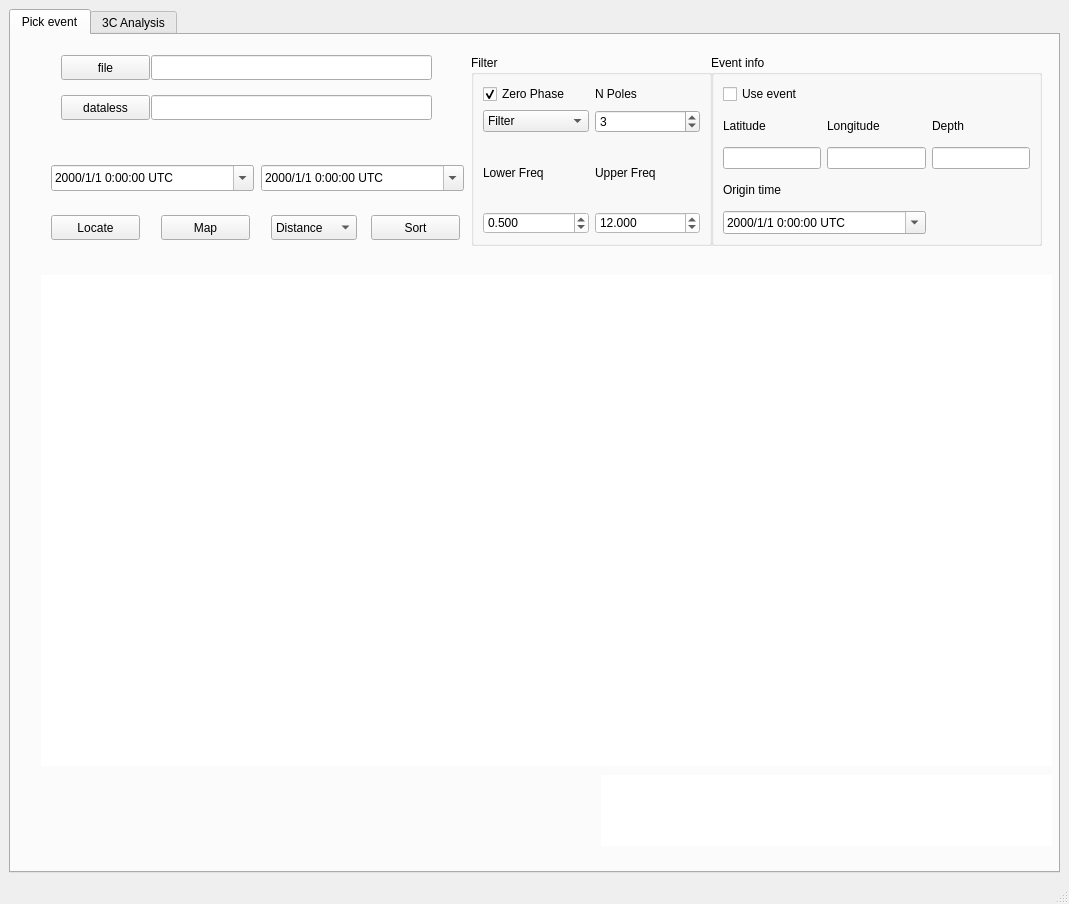
Qt form isp/resources/designer_uis/EarthquakeAnalysisFrame.ui (ProjectISP/ISP) before a commit.
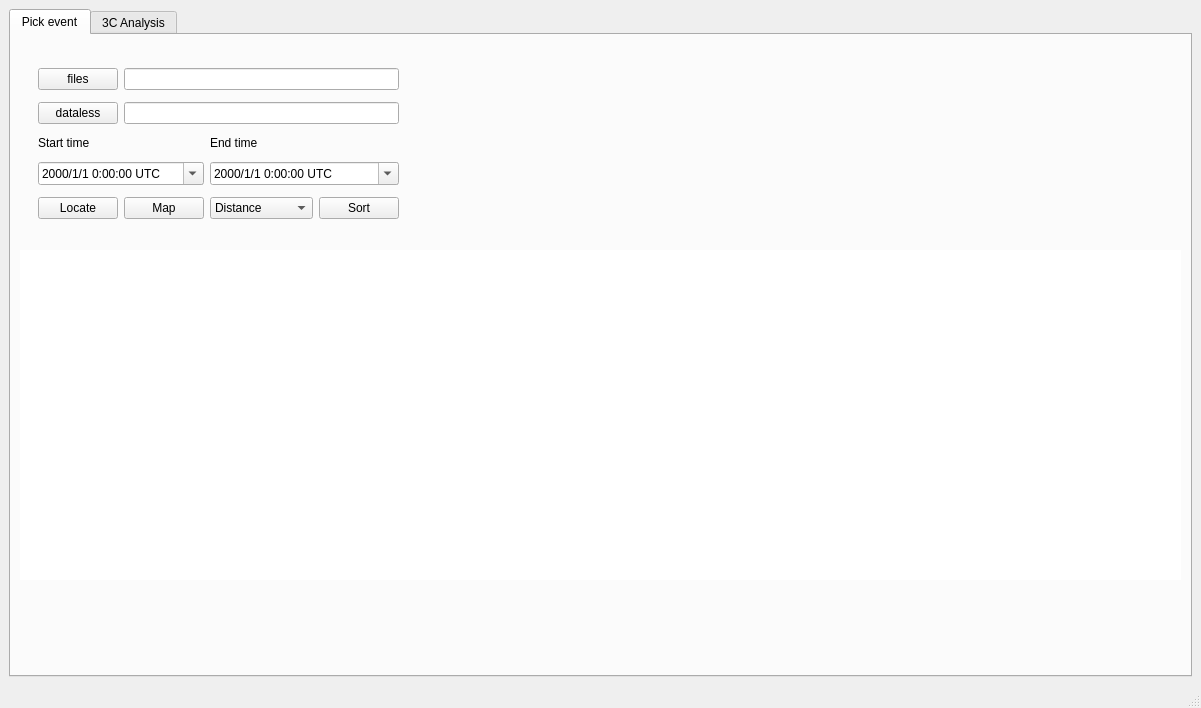
The same form after that commit.

Commit message:
Thiago - Added Two custom widgets: EventInfoBox and FilterBox.
- This widgets can be reused in other windows.

Diff of the .ui file:
```diff
--- a/isp/resources/designer_uis/EarthquakeAnalysisFrame.ui
+++ b/isp/resources/designer_uis/EarthquakeAnalysisFrame.ui
@@ -6,8 +6,8 @@
    <rect>
     <x>0</x>
     <y>0</y>
-    <width>1069</width>
-    <height>904</height>
+    <width>1201</width>
+    <height>708</height>
    </rect>
   </property>
   <property name="windowTitle">
@@ -24,413 +24,335 @@
        <attribute name="title">
         <string>Pick event</string>
        </attribute>
-       <widget class="QWidget" name="plotMatWidget" native="true">
-        <property name="geometry">
-         <rect>
-          <x>30</x>
-          <y>240</y>
-          <width>1011</width>
-          <height>491</height>
-         </rect>
-        </property>
-        <property name="styleSheet">
-         <string notr="true">QWidget{
-	background-color: rgb(255, 255, 255);
-}</string>
-        </property>
-        <layout class="QVBoxLayout" name="verticalLayout_6">
-         <item>
-          <layout class="QVBoxLayout" name="verticalLayout_5"/>
-         </item>
-        </layout>
-       </widget>
-       <widget class="QWidget" name="pagination_widget" native="true">
-        <property name="geometry">
-         <rect>
-          <x>590</x>
-          <y>740</y>
-          <width>451</width>
-          <height>71</height>
-         </rect>
-        </property>
-        <property name="styleSheet">
-         <string notr="true">QWidget{
-	background-color: rgb(255, 255, 255);
-}</string>
-        </property>
-        <layout class="QVBoxLayout" name="verticalLayout_4">
-         <item>
-          <layout class="QVBoxLayout" name="verticalLayout_3"/>
-         </item>
-        </layout>
-       </widget>
-       <widget class="QLineEdit" name="rootPathForm">
-        <property name="enabled">
-         <bool>true</bool>
-        </property>
-        <property name="geometry">
-         <rect>
-          <x>140</x>
-          <y>20</y>
-          <width>281</width>
-          <height>25</height>
-         </rect>
-        </property>
-        <property name="readOnly">
-         <bool>true</bool>
-        </property>
-       </widget>
-       <widget class="QPushButton" name="sortBtn">
-        <property name="geometry">
-         <rect>
-          <x>360</x>
-          <y>180</y>
-          <width>89</width>
-          <height>25</height>
-         </rect>
-        </property>
-        <property name="text">
-         <string>Sort</string>
-        </property>
-       </widget>
-       <widget class="QGroupBox" name="groupBox">
-        <property name="geometry">
-         <rect>
-          <x>700</x>
-          <y>20</y>
-          <width>331</width>
-          <height>191</height>
-         </rect>
-        </property>
-        <property name="title">
-         <string>Event info</string>
-        </property>
-        <layout class="QGridLayout" name="gridLayout">
-         <item row="5" column="0" colspan="2">
-          <widget class="QDateTimeEdit" name="dateTimeEdit">
-           <property name="currentSection">
-            <enum>QDateTimeEdit::YearSection</enum>
-           </property>
-           <property name="displayFormat">
-            <string>yyyy/M/d h:mm:ss UTC</string>
-           </property>
-           <property name="calendarPopup">
-            <bool>true</bool>
-           </property>
-           <property name="timeSpec">
-            <enum>Qt::LocalTime</enum>
-           </property>
-          </widget>
-         </item>
-         <item row="2" column="0">
-          <widget class="QLabel" name="label">
-           <property name="text">
-            <string>Latitude</string>
-           </property>
-          </widget>
-         </item>
-         <item row="2" column="2">
-          <widget class="QLabel" name="label_3">
-           <property name="text">
-            <string>Depth</string>
-           </property>
-          </widget>
-         </item>
-         <item row="3" column="2">
-          <widget class="QLineEdit" name="lineEdit_3"/>
-         </item>
-         <item row="3" column="0">
-          <widget class="QLineEdit" name="lineEdit"/>
-         </item>
-         <item row="3" column="1">
-          <widget class="QLineEdit" name="lineEdit_2"/>
-         </item>
-         <item row="2" column="1">
-          <widget class="QLabel" name="label_2">
-           <property name="text">
-            <string>Longitude</string>
-           </property>
-          </widget>
-         </item>
-         <item row="0" column="0">
-          <widget class="QCheckBox" name="checkBox">
-           <property name="text">
-            <string>Use event</string>
-           </property>
-          </widget>
-         </item>
-         <item row="4" column="0">
-          <widget class="QLabel" name="label_4">
-           <property name="text">
-            <string>Origin time</string>
-           </property>
-          </widget>
-         </item>
-        </layout>
-       </widget>
-       <widget class="QDateTimeEdit" name="dateTimeEdit_2">
-        <property name="geometry">
-         <rect>
-          <x>40</x>
-          <y>130</y>
-          <width>203</width>
-          <height>26</height>
-         </rect>
-        </property>
-        <property name="currentSection">
-         <enum>QDateTimeEdit::YearSection</enum>
-        </property>
-        <property name="displayFormat">
-         <string>yyyy/M/d h:mm:ss UTC</string>
-        </property>
-        <property name="calendarPopup">
-         <bool>true</bool>
-        </property>
-        <property name="timeSpec">
-         <enum>Qt::LocalTime</enum>
-        </property>
-       </widget>
-       <widget class="QPushButton" name="pushButton_4">
-        <property name="geometry">
-         <rect>
-          <x>150</x>
-          <y>180</y>
-          <width>89</width>
-          <height>25</height>
-         </rect>
-        </property>
-        <property name="text">
-         <string>Map</string>
-        </property>
-       </widget>
-       <widget class="QGroupBox" name="groupBox_2">
-        <property name="geometry">
-         <rect>
-          <x>460</x>
-          <y>20</y>
-          <width>241</width>
-          <height>191</height>
-         </rect>
-        </property>
-        <property name="title">
-         <string>Filter</string>
-        </property>
-        <layout class="QGridLayout" name="gridLayout_2">
-         <item row="3" column="1">
-          <widget class="QDoubleSpinBox" name="Freq2p1">
-           <property name="styleSheet">
-            <string notr="true">background-color: rgb(255, 255, 255);</string>
-           </property>
-           <property name="decimals">
-            <number>3</number>
-           </property>
-           <property name="minimum">
-            <double>0.001000000000000</double>
-           </property>
-           <property name="maximum">
-            <double>10000.000000000000000</double>
-           </property>
-           <property name="value">
-            <double>12.000000000000000</double>
-           </property>
-          </widget>
-         </item>
-         <item row="2" column="0">
-          <widget class="QLabel" name="label_5">
-           <property name="text">
-            <string>Lower Freq</string>
-           </property>
-          </widget>
-         </item>
-         <item row="1" column="0">
-          <widget class="QComboBox" name="comboBox_2">
+       <layout class="QVBoxLayout" name="verticalLayout_2">
+        <item>
+         <widget class="QWidget" name="widget" native="true">
+          <property name="sizePolicy">
+           <sizepolicy hsizetype="Preferred" vsizetype="Fixed">
+            <horstretch>0</horstretch>
+            <verstretch>0</verstretch>
+           </sizepolicy>
+          </property>
+          <property name="minimumSize">
+           <size>
+            <width>0</width>
+            <height>200</height>
+           </size>
+          </property>
+          <property name="maximumSize">
+           <size>
+            <width>16777215</width>
+            <height>16777215</height>
+           </size>
+          </property>
+          <layout class="QHBoxLayout" name="horizontalLayout">
            <item>
-            <property name="text">
-             <string>Filter</string>
-            </property>
+            <widget class="QWidget" name="widget_2" native="true">
+             <property name="sizePolicy">
+              <sizepolicy hsizetype="MinimumExpanding" vsizetype="Preferred">
+               <horstretch>0</horstretch>
+               <verstretch>0</verstretch>
+              </sizepolicy>
+             </property>
+             <layout class="QGridLayout" name="gridLayout_4">
+              <item row="0" column="0">
+               <widget class="QPushButton" name="selectDirBtn">
+                <property name="text">
+                 <string>files</string>
+                </property>
+               </widget>
+              </item>
+              <item row="0" column="1" colspan="3">
+               <widget class="QLineEdit" name="rootPathForm">
+                <property name="enabled">
+                 <bool>true</bool>
+                </property>
+                <property name="readOnly">
+                 <bool>true</bool>
+                </property>
+               </widget>
+              </item>
+              <item row="1" column="0">
+               <widget class="QPushButton" name="selectDatalessDirBtn">
+                <property name="text">
+                 <string>dataless</string>
+                </property>
+               </widget>
+              </item>
+              <item row="1" column="1" colspan="3">
+               <widget class="QLineEdit" name="datalessPathForm">
+                <property name="readOnly">
+                 <bool>true</bool>
+                </property>
+               </widget>
+              </item>
+              <item row="2" column="0">
+               <widget class="QLabel" name="label_11">
+                <property name="sizePolicy">
+                 <sizepolicy hsizetype="Preferred" vsizetype="Fixed">
+                  <horstretch>0</horstretch>
+                  <verstretch>0</verstretch>
+                 </sizepolicy>
+                </property>
+                <property name="text">
+                 <string>Start time</string>
+                </property>
+               </widget>
+              </item>
+              <item row="2" column="2">
+               <widget class="QLabel" name="label_12">
+                <property name="sizePolicy">
+                 <sizepolicy hsizetype="Preferred" vsizetype="Fixed">
+                  <horstretch>0</horstretch>
+                  <verstretch>0</verstretch>
+                 </sizepolicy>
+                </property>
+                <property name="text">
+                 <string>End time</string>
+                </property>
+               </widget>
+              </item>
+              <item row="3" column="0" colspan="2">
+               <widget class="QDateTimeEdit" name="dateTimeEdit_2">
+                <property name="currentSection">
+                 <enum>QDateTimeEdit::YearSection</enum>
+                </property>
+                <property name="displayFormat">
+                 <string>yyyy/M/d h:mm:ss UTC</string>
+                </property>
+                <property name="calendarPopup">
+                 <bool>true</bool>
+                </property>
+                <property name="timeSpec">
+                 <enum>Qt::LocalTime</enum>
+                </property>
+               </widget>
+              </item>
+              <item row="3" column="2" colspan="2">
+               <widget class="QDateTimeEdit" name="dateTimeEdit_3">
+                <property name="currentSection">
+                 <enum>QDateTimeEdit::YearSection</enum>
+                </property>
+                <property name="displayFormat">
+                 <string>yyyy/M/d h:mm:ss UTC</string>
+                </property>
+                <property name="calendarPopup">
+                 <bool>true</bool>
+                </property>
+                <property name="timeSpec">
+                 <enum>Qt::LocalTime</enum>
+                </property>
+               </widget>
+              </item>
+              <item row="4" column="0">
+               <widget class="QPushButton" name="pushButton_3">
+                <property name="text">
+                 <string>Locate</string>
+                </property>
+               </widget>
+              </item>
+              <item row="4" column="1">
+               <widget class="QPushButton" name="pushButton_4">
+                <property name="text">
+                 <string>Map</string>
+                </property>
+               </widget>
+              </item>
+              <item row="4" column="2">
+               <widget class="QComboBox" name="comboBox">
+                <item>
+                 <property name="text">
+                  <string>Distance</string>
+                 </property>
+                </item>
+                <item>
+                 <property name="text">
+                  <string>Back Azimuth</string>
+                 </property>
+                </item>
+               </widget>
+              </item>
+              <item row="4" column="3">
+               <widget class="QPushButton" name="sortBtn">
+                <property name="text">
+                 <string>Sort</string>
+                </property>
+               </widget>
+              </item>
+             </layout>
+            </widget>
            </item>
            <item>
-            <property name="text">
-             <string>Bandpass</string>
-            </property>
+            <widget class="QWidget" name="filterWidget" native="true">
+             <property name="sizePolicy">
+              <sizepolicy hsizetype="MinimumExpanding" vsizetype="Preferred">
+               <horstretch>0</horstretch>
+               <verstretch>0</verstretch>
+              </sizepolicy>
+             </property>
+             <property name="maximumSize">
+              <size>
+               <width>16777215</width>
+               <height>16777215</height>
+              </size>
+             </property>
+             <property name="styleSheet">
+              <string notr="true"/>
+             </property>
+             <layout class="QHBoxLayout" name="horizontalLayout_3">
+              <property name="spacing">
+               <number>0</number>
+              </property>
+              <property name="sizeConstraint">
+               <enum>QLayout::SetMinimumSize</enum>
+              </property>
+              <property name="leftMargin">
+               <number>0</number>
+              </property>
+              <property name="topMargin">
+               <number>0</number>
+              </property>
+              <property name="rightMargin">
+               <number>0</number>
+              </property>
+              <property name="bottomMargin">
+               <number>0</number>
+              </property>
+              <item>
+               <layout class="QHBoxLayout" name="horizontalLayout_2">
+                <property name="spacing">
+                 <number>0</number>
+                </property>
+                <property name="sizeConstraint">
+                 <enum>QLayout::SetMinimumSize</enum>
+                </property>
+               </layout>
+              </item>
+             </layout>
+            </widget>
            </item>
            <item>
-            <property name="text">
-             <string>Lowpass</string>
-            </property>
+            <widget class="QWidget" name="eventInfoWidget" native="true">
+             <property name="sizePolicy">
+              <sizepolicy hsizetype="MinimumExpanding" vsizetype="Preferred">
+               <horstretch>0</horstretch>
+               <verstretch>0</verstretch>
+              </sizepolicy>
+             </property>
+             <property name="maximumSize">
+              <size>
+               <width>16777215</width>
+               <height>16777215</height>
+              </size>
+             </property>
+             <property name="styleSheet">
+              <string notr="true"/>
+             </property>
+             <layout class="QHBoxLayout" name="horizontalLayout_4">
+              <property name="spacing">
+               <number>0</number>
+              </property>
+              <property name="sizeConstraint">
+               <enum>QLayout::SetMinimumSize</enum>
+              </property>
+              <property name="leftMargin">
+               <number>0</number>
+              </property>
+              <property name="topMargin">
+               <number>0</number>
+              </property>
+              <property name="rightMargin">
+               <number>0</number>
+              </property>
+              <property name="bottomMargin">
+               <number>0</number>
+              </property>
+              <item>
+               <layout class="QHBoxLayout" name="horizontalLayout_5">
+                <property name="spacing">
+                 <number>0</number>
+                </property>
+                <property name="sizeConstraint">
+                 <enum>QLayout::SetMinimumSize</enum>
+                </property>
+               </layout>
+              </item>
+             </layout>
+            </widget>
            </item>
-          </widget>
-         </item>
-         <item row="0" column="1">
-          <widget class="QLabel" name="label_7">
-           <property name="text">
-            <string>N Poles</string>
+          </layout>
+         </widget>
+        </item>
+        <item>
+         <widget class="QWidget" name="plotMatWidget" native="true">
+          <property name="sizePolicy">
+           <sizepolicy hsizetype="Preferred" vsizetype="MinimumExpanding">
+            <horstretch>0</horstretch>
+            <verstretch>0</verstretch>
+           </sizepolicy>
+          </property>
+          <property name="styleSheet">
+           <string notr="true">QWidget{
+	background-color: rgb(255, 255, 255);
+}</string>
+          </property>
+          <layout class="QVBoxLayout" name="verticalLayout_6">
+           <item>
+            <layout class="QVBoxLayout" name="verticalLayout_5"/>
+           </item>
+          </layout>
+         </widget>
+        </item>
+        <item alignment="Qt::AlignRight">
+         <widget class="QWidget" name="pagination_widget" native="true">
+          <property name="sizePolicy">
+           <sizepolicy hsizetype="Maximum" vsizetype="MinimumExpanding">
+            <horstretch>0</horstretch>
+            <verstretch>0</verstretch>
+           </sizepolicy>
+          </property>
+          <property name="minimumSize">
+           <size>
+            <width>500</width>
+            <height>0</height>
+           </size>
+          </property>
+          <property name="maximumSize">
+           <size>
+            <width>500</width>
+            <height>80</height>
+           </size>
+          </property>
+          <property name="styleSheet">
+           <string notr="true"/>
+          </property>
+          <layout class="QVBoxLayout" name="verticalLayout_4">
+           <property name="spacing">
+            <number>0</number>
            </property>
-          </widget>
-         </item>
-         <item row="2" column="1">
-          <widget class="QLabel" name="label_6">
-           <property name="text">
-            <string>Upper Freq</string>
+           <property name="leftMargin">
+            <number>0</number>
            </property>
-          </widget>
-         </item>
-         <item row="3" column="0">
-          <widget class="QDoubleSpinBox" name="Freq1p1">
-           <property name="sizePolicy">
-            <sizepolicy hsizetype="Minimum" vsizetype="Fixed">
-             <horstretch>0</horstretch>
-             <verstretch>0</verstretch>
-            </sizepolicy>
+           <property name="topMargin">
+            <number>0</number>
            </property>
-           <property name="minimumSize">
-            <size>
-             <width>0</width>
-             <height>0</height>
-            </size>
+           <property name="rightMargin">
+            <number>0</number>
            </property>
-           <property name="styleSheet">
-            <string notr="true">background-color: rgb(255, 255, 255);</string>
+           <property name="bottomMargin">
+            <number>0</number>
            </property>
-           <property name="decimals">
-            <number>3</number>
-           </property>
-           <property name="minimum">
-            <double>0.001000000000000</double>
-           </property>
-           <property name="maximum">
-            <double>10000.000000000000000</double>
-           </property>
-           <property name="value">
-            <double>0.500000000000000</double>
-           </property>
-          </widget>
-         </item>
-         <item row="0" column="0">
-          <widget class="QCheckBox" name="checkBox_2">
-           <property name="enabled">
-            <bool>true</bool>
-           </property>
-           <property name="text">
-            <string>Zero Phase</string>
-           </property>
-           <property name="checked">
-            <bool>true</bool>
-           </property>
-           <property name="tristate">
-            <bool>false</bool>
-           </property>
-          </widget>
-         </item>
-         <item row="1" column="1">
-          <widget class="QSpinBox" name="spinBox">
-           <property name="minimum">
-            <number>1</number>
-           </property>
-           <property name="maximum">
-            <number>6</number>
-           </property>
-           <property name="value">
-            <number>3</number>
-           </property>
-          </widget>
-         </item>
-        </layout>
-       </widget>
-       <widget class="QPushButton" name="pushButton_3">
-        <property name="geometry">
-         <rect>
-          <x>40</x>
-          <y>180</y>
-          <width>89</width>
-          <height>25</height>
-         </rect>
-        </property>
-        <property name="text">
-         <string>Locate</string>
-        </property>
-       </widget>
-       <widget class="QDateTimeEdit" name="dateTimeEdit_3">
-        <property name="geometry">
-         <rect>
-          <x>250</x>
-          <y>130</y>
-          <width>203</width>
-          <height>26</height>
-         </rect>
-        </property>
-        <property name="currentSection">
-         <enum>QDateTimeEdit::YearSection</enum>
-        </property>
-        <property name="displayFormat">
-         <string>yyyy/M/d h:mm:ss UTC</string>
-        </property>
-        <property name="calendarPopup">
-         <bool>true</bool>
-        </property>
-        <property name="timeSpec">
-         <enum>Qt::LocalTime</enum>
-        </property>
-       </widget>
-       <widget class="QComboBox" name="comboBox">
-        <property name="geometry">
-         <rect>
-          <x>260</x>
-          <y>180</y>
-          <width>86</width>
-          <height>25</height>
-         </rect>
-        </property>
-        <item>
-         <property name="text">
-          <string>Distance</string>
-         </property>
+           <item>
+            <layout class="QVBoxLayout" name="verticalLayout_3">
+             <property name="spacing">
+              <number>0</number>
+             </property>
+            </layout>
+           </item>
+          </layout>
+         </widget>
         </item>
-        <item>
-         <property name="text">
-          <string>Back Azimuth</string>
-         </property>
-        </item>
-       </widget>
-       <widget class="QPushButton" name="selectDirBtn">
-        <property name="geometry">
-         <rect>
-          <x>50</x>
-          <y>20</y>
-          <width>89</width>
-          <height>25</height>
-         </rect>
-        </property>
-        <property name="text">
-         <string>file</string>
-        </property>
-       </widget>
-       <widget class="QPushButton" name="selectDatalessDirBtn">
-        <property name="geometry">
-         <rect>
-          <x>50</x>
-          <y>60</y>
-          <width>89</width>
-          <height>25</height>
-         </rect>
-        </property>
-        <property name="text">
-         <string>dataless</string>
-        </property>
-       </widget>
-       <widget class="QLineEdit" name="datalessPathForm">
-        <property name="geometry">
-         <rect>
-          <x>140</x>
-          <y>60</y>
-          <width>281</width>
-          <height>25</height>
-         </rect>
-        </property>
-        <property name="readOnly">
-         <bool>true</bool>
-        </property>
-       </widget>
+       </layout>
       </widget>
       <widget class="QWidget" name="tab_2">
        <attribute name="title">
```
Left out of the diff: 2 changed lines with no effect on the pictures. The commit also changes 10 other files.
